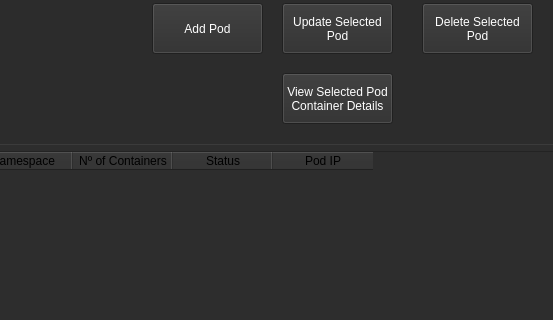
Before: the Qt Designer form UI/ui_main.ui in monico18/LTI2-Kubernetes-Controller, drawn with Qt 5; both pictures show x 257 to 810 and y 146 to 466 of the 1168 by 723 pixel window.
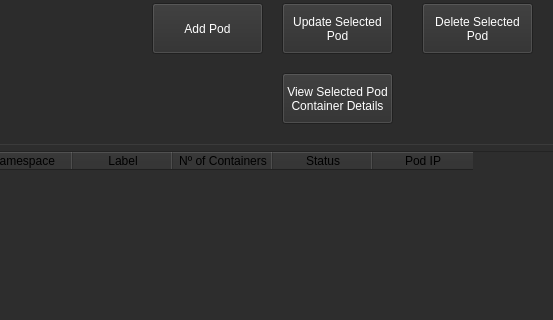
After: the same form once the commit is applied. The open tabs and pages were chosen to show the change.

```diff
--- a/UI/ui_main.ui
+++ b/UI/ui_main.ui
@@ -4416,6 +4416,11 @@
                   <string>Namespace</string>
                  </property>
                 </column>
+                <column>
+                 <property name="text">
+                  <string>Label</string>
+                 </property>
+                </column>
                 <column>
                  <property name="text">
                   <string>Nº of Containers</string>
```
Left out of the diff: 5 changed lines with no effect on the pictures.
